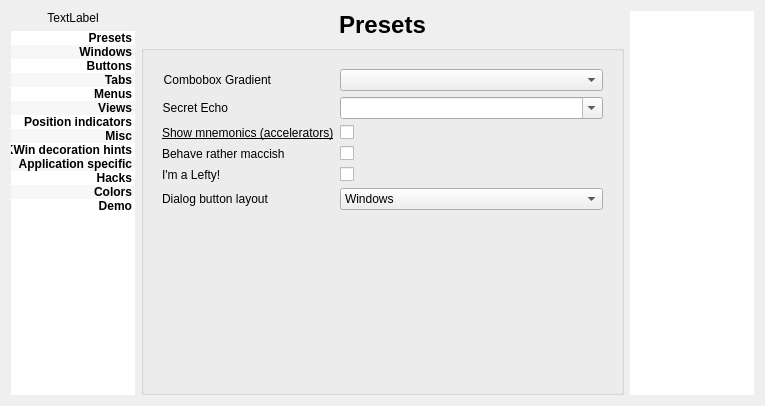
Before: the Qt Designer form config/config.ui in deiv/bespin-pkg, drawn with Qt 5.
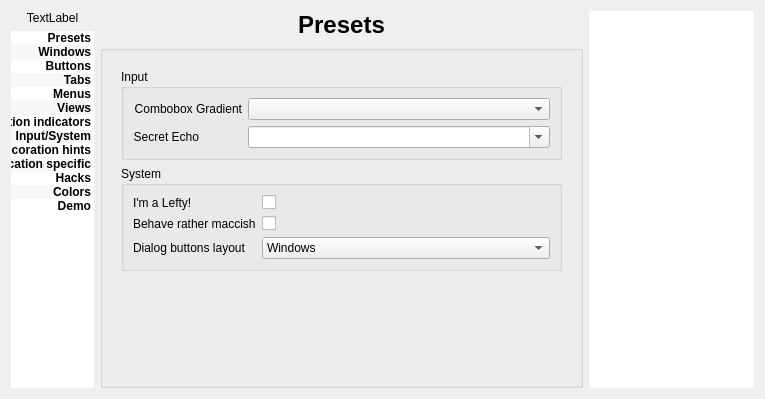
After: the same form once the commit is applied. The open tabs and pages were chosen to show the change.

Commit message: rename misc section...

Diff of the .ui file:
```diff
--- a/config/config.ui
+++ b/config/config.ui
@@ -7,7 +7,7 @@
     <x>0</x>
     <y>0</y>
     <width>765</width>
-    <height>406</height>
+    <height>378</height>
    </rect>
   </property>
   <property name="sizePolicy">
@@ -25,7 +25,7 @@
   <property name="windowTitle">
    <string>Bespin Configuration</string>
   </property>
-  <layout class="QGridLayout" name="gridLayout_14" columnstretch="2,1,2">
+  <layout class="QGridLayout" name="gridLayout_14" columnstretch="2,0,0">
    <item row="0" column="0" rowspan="2">
     <layout class="QVBoxLayout" name="verticalLayout_3">
      <property name="spacing">
@@ -140,7 +140,7 @@
        </item>
        <item>
         <property name="text">
-         <string>Misc</string>
+         <string>Input/System</string>
         </property>
        </item>
        <item>
@@ -246,7 +246,7 @@
          </sizepolicy>
         </property>
         <property name="currentIndex">
-         <number>1</number>
+         <number>7</number>
         </property>
         <widget class="QWidget" name="Presets">
          <layout class="QGridLayout" name="gridLayout_2">
@@ -562,7 +562,7 @@
               <rect>
                <x>0</x>
                <y>0</y>
-               <width>414</width>
+               <width>322</width>
                <height>114</height>
               </rect>
              </property>
@@ -778,8 +778,8 @@
               <rect>
                <x>0</x>
                <y>0</y>
-               <width>422</width>
-               <height>110</height>
+               <width>169</width>
+               <height>62</height>
               </rect>
              </property>
              <attribute name="label">
@@ -874,7 +874,7 @@
               <rect>
                <x>0</x>
                <y>0</y>
-               <width>428</width>
+               <width>245</width>
                <height>180</height>
               </rect>
              </property>
@@ -991,8 +991,8 @@
               <rect>
                <x>0</x>
                <y>0</y>
-               <width>422</width>
-               <height>110</height>
+               <width>110</width>
+               <height>88</height>
               </rect>
              </property>
              <attribute name="label">
@@ -1089,8 +1089,8 @@
               <rect>
                <x>0</x>
                <y>0</y>
-               <width>422</width>
-               <height>110</height>
+               <width>106</width>
+               <height>57</height>
               </rect>
              </property>
              <attribute name="label">
@@ -1898,8 +1898,8 @@
          </layout>
         </widget>
         <widget class="QWidget" name="Menus">
-         <layout class="QGridLayout" name="gridLayout_6" rowstretch="0,0">
-          <item row="0" column="0">
+         <layout class="QVBoxLayout" name="verticalLayout_10">
+          <item>
            <widget class="QToolBox" name="toolBox_4">
             <property name="autoFillBackground">
              <bool>false</bool>
@@ -2164,7 +2164,21 @@
             </widget>
            </widget>
           </item>
-          <item row="1" column="0">
+          <item>
+           <widget class="QCheckBox" name="showMnemonics">
+            <property name="font">
+             <font>
+              <weight>50</weight>
+              <bold>false</bold>
+              <underline>true</underline>
+             </font>
+            </property>
+            <property name="text">
+             <string>Show mnemonics (accelerators)</string>
+            </property>
+           </widget>
+          </item>
+          <item>
            <spacer name="verticalSpacer_2">
             <property name="orientation">
              <enum>Qt::Vertical</enum>
@@ -2647,24 +2661,14 @@
          </layout>
         </widget>
         <widget class="QWidget" name="Misc">
-         <layout class="QFormLayout" name="formLayout_6">
-          <item row="0" column="0">
-           <widget class="QLabel" name="label_12">
-            <property name="font">
-             <font>
-              <weight>50</weight>
-              <bold>false</bold>
-             </font>
+         <layout class="QVBoxLayout" name="verticalLayout_11">
+          <item>
+           <widget class="QGroupBox" name="groupBox_2">
+            <property name="title">
+             <string>Input</string>
             </property>
-            <property name="text">
-             <string>Combobox Gradient</string>
-            </property>
-            <property name="alignment">
-             <set>Qt::AlignRight|Qt::AlignTrailing|Qt::AlignVCenter</set>
-            </property>
-           </widget>
-          </item>
-          <item row="0" column="1">
+            <layout class="QFormLayout" name="formLayout_10">
+             <item row="1" column="1">
            <widget class="QComboBox" name="gradChoose">
             <property name="sizePolicy">
              <sizepolicy hsizetype="MinimumExpanding" vsizetype="Fixed">
@@ -2674,7 +2678,7 @@
             </property>
            </widget>
           </item>
-          <item row="1" column="0">
+             <item row="2" column="0">
            <widget class="QLabel" name="label_17">
             <property name="font">
              <font>
@@ -2690,7 +2694,7 @@
             </property>
            </widget>
           </item>
-          <item row="1" column="1">
+             <item row="2" column="1">
            <widget class="QComboBox" name="pwEchoChar">
             <property name="sizePolicy">
              <sizepolicy hsizetype="Preferred" vsizetype="Fixed">
@@ -2698,6 +2702,12 @@
               <verstretch>0</verstretch>
              </sizepolicy>
             </property>
+               <property name="minimumSize">
+                <size>
+                 <width>40</width>
+                 <height>0</height>
+                </size>
+               </property>
             <property name="editable">
              <bool>true</bool>
             </property>
@@ -2706,60 +2716,39 @@
             </property>
            </widget>
           </item>
-          <item row="2" column="0">
-           <widget class="QLabel" name="label_52">
+             <item row="1" column="0">
+              <widget class="QLabel" name="label_12">
             <property name="font">
              <font>
-              <underline>true</underline>
-             </font>
-            </property>
-            <property name="text">
-             <string>Show mnemonics (accelerators)</string>
-            </property>
-           </widget>
-          </item>
-          <item row="2" column="1">
-           <widget class="QCheckBox" name="showMnemonics">
-            <property name="font">
-             <font>
               <weight>50</weight>
               <bold>false</bold>
-              <underline>true</underline>
              </font>
             </property>
             <property name="text">
-             <string/>
-            </property>
-           </widget>
-          </item>
-          <item row="3" column="0">
-           <widget class="QLabel" name="label_53">
-            <property name="text">
-             <string>Behave rather maccish</string>
+                <string>Combobox Gradient</string>
+               </property>
+               <property name="alignment">
+                <set>Qt::AlignRight|Qt::AlignTrailing|Qt::AlignVCenter</set>
             </property>
            </widget>
           </item>
-          <item row="3" column="1">
-           <widget class="QCheckBox" name="macStyle">
-            <property name="font">
-             <font>
-              <weight>50</weight>
-              <bold>false</bold>
-             </font>
-            </property>
-            <property name="text">
-             <string/>
-            </property>
+            </layout>
            </widget>
           </item>
-          <item row="4" column="0">
+          <item>
+           <widget class="QGroupBox" name="groupBox_5">
+            <property name="title">
+             <string>System</string>
+            </property>
+            <layout class="QFormLayout" name="formLayout_6">
+             <item row="0" column="0">
            <widget class="QLabel" name="label_54">
             <property name="text">
              <string>I'm a Lefty!</string>
             </property>
            </widget>
           </item>
-          <item row="4" column="1">
+             <item row="0" column="1">
            <widget class="QCheckBox" name="leftHanded">
             <property name="font">
              <font>
@@ -2772,7 +2761,34 @@
             </property>
            </widget>
           </item>
-          <item row="5" column="1">
+             <item row="1" column="0">
+              <widget class="QLabel" name="label_53">
+               <property name="text">
+                <string>Behave rather maccish</string>
+               </property>
+              </widget>
+             </item>
+             <item row="1" column="1">
+              <widget class="QCheckBox" name="macStyle">
+               <property name="font">
+                <font>
+                 <weight>50</weight>
+                 <bold>false</bold>
+                </font>
+               </property>
+               <property name="text">
+                <string/>
+               </property>
+              </widget>
+             </item>
+             <item row="2" column="0">
+              <widget class="QLabel" name="label_38">
+               <property name="text">
+                <string>Dialog buttons layout</string>
+               </property>
+              </widget>
+             </item>
+             <item row="2" column="1">
            <widget class="QComboBox" name="dialogBtnLayout">
             <item>
              <property name="text">
@@ -2796,13 +2812,22 @@
             </item>
            </widget>
           </item>
-          <item row="5" column="0">
-           <widget class="QLabel" name="label_38">
-            <property name="text">
-             <string>Dialog button layout</string>
-            </property>
+            </layout>
            </widget>
           </item>
+          <item>
+           <spacer name="verticalSpacer_9">
+            <property name="orientation">
+             <enum>Qt::Vertical</enum>
+            </property>
+            <property name="sizeHint" stdset="0">
+             <size>
+              <width>20</width>
+              <height>40</height>
+             </size>
+            </property>
+           </spacer>
+          </item>
          </layout>
         </widget>
         <widget class="QWidget" name="KWin">
```
Lines whose indentation alone changed are shown as unchanged.
